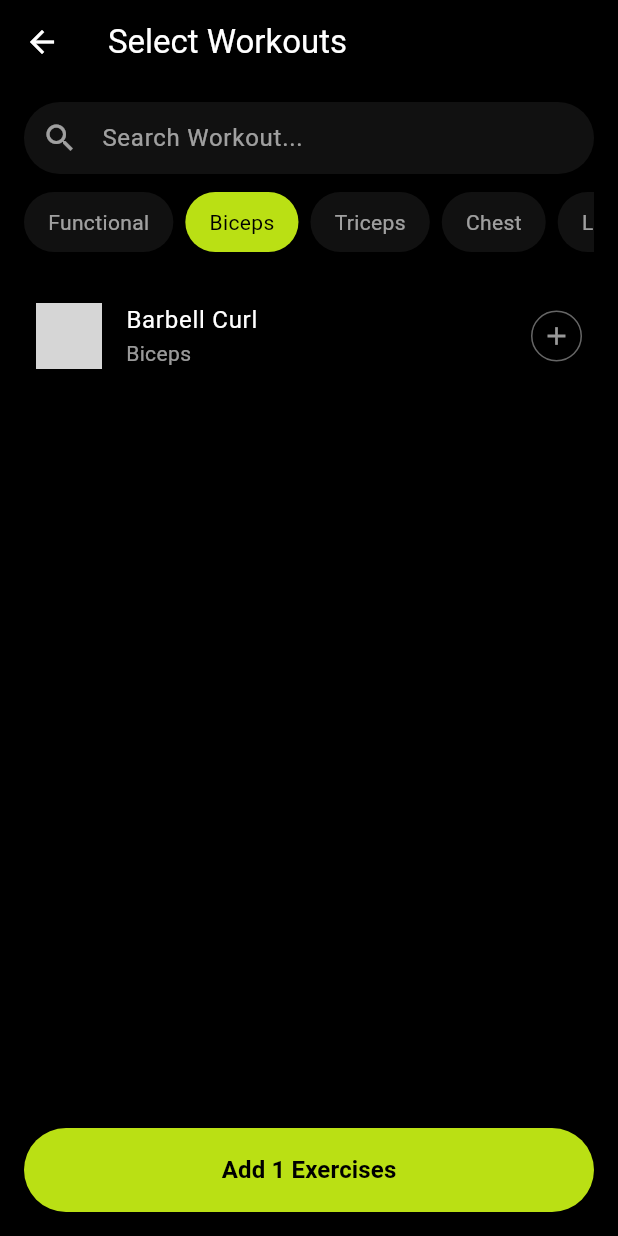
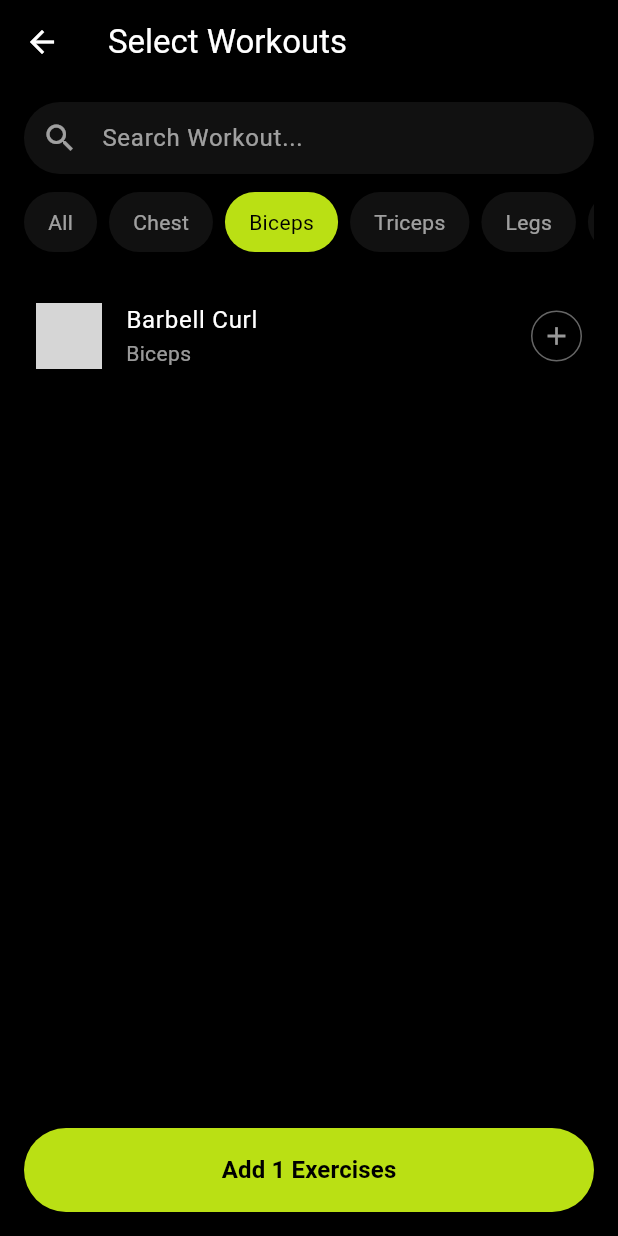
Before and after one commit to sanjaysagar12/heracle_application, a Flutter app: the SelectWorkoutsTab screen opened directly, after a tap on the "add" icon, after a tap on "Chest", after a tap on "Biceps", on a phone screen of 412 x 824 dp. Run offline on Flutter 3.47's test engine with Material 3 defaults, Android fonts, the phone set to English and light mode, and no system bars; our stand-ins replace dio, flutter_dotenv, flutter_svg, google_sign_in, jwt_decoder, shared_preferences; accounts and stored records are empty; network calls fail; grey boxes are pictures that could not be loaded.

Commit message:
feat: Add ExerciseRepository for exercise data retrieval and integrate it into SelectWorkoutsTab for dynamic workout loading

```diff
--- /dev/null
+++ b/lib/src/workout/data/exercise_repository.dart
@@ -0,0 +1,14 @@
+class ExerciseRepository {
+  Future<List<Map<String, String>>> getExercises() async {
+    await Future.delayed(const Duration(milliseconds: 250));
+    return [
+      {'id': 'w1','name': 'Bench Press (Barbell)','desc':'Chest','image':'https://images.unsplash.com/photo-1558611848-73f7eb4001d7?w=200','category':'Chest'},
+      {'id': 'w2','name': 'Incline Dumbbell Press','desc':'Chest','image':'https://images.unsplash.com/photo-1554284126-0c3d1d1cc2a0?w=200','category':'Chest'},
+      {'id': 'w3','name': 'Barbell Curl','desc':'Biceps','image':'https://images.unsplash.com/photo-1526403222633-3c9b7f3c6f6f?w=200','category':'Biceps'},
+      {'id': 'w4','name': 'Tricep Dip','desc':'Triceps','image':'https://images.unsplash.com/photo-1517976487492-5750f3195933?w=200','category':'Triceps'},
+      {'id': 'w5','name': 'Squat','desc':'Legs','image':'https://images.unsplash.com/photo-1434682881908-b43d0467b798?w=200','category':'Legs'},
+      {'id': 'w6','name': 'Push Up','desc':'Functional','image':'https://images.unsplash.com/photo-1594737625785-0a6d7b5b6c1a?w=200','category':'Functional'},
+      // add more as needed
+    ];
+  }
+}
--- a/lib/src/workout/presentation/tab/select_workouts_tab.dart
+++ b/lib/src/workout/presentation/tab/select_workouts_tab.dart
@@ -1,6 +1,7 @@
 import 'package:flutter/material.dart';
 import '../../../../core/theme/app_colors.dart';
 import 'log_workout_tab.dart';
+import '../../data/exercise_repository.dart';
 
 class SelectWorkoutsTab extends StatefulWidget {
   final String mode; // 'start' or 'create'
@@ -13,27 +14,46 @@ class SelectWorkoutsTab extends StatefulWidget {
 class _SelectWorkoutsTabState extends State<SelectWorkoutsTab> {
   final TextEditingController _searchController = TextEditingController();
   String _query = '';
-  String _selectedFilter = 'Functional';
-  final List<String> _filters = ['Functional', 'Biceps', 'Triceps', 'Chest', 'Legs', 'Other'];
-
-  final List<Map<String, String>> _items = [
-    {'id': 'w1','name': 'Bench Press (Barbell)','desc':'Chest','image':'https://images.unsplash.com/photo-1558611848-73f7eb4001d7?w=200','category':'Chest'},
-    {'id': 'w2','name': 'Incline Dumbbell Press','desc':'Chest','image':'https://images.unsplash.com/photo-1554284126-0c3d1d1cc2a0?w=200','category':'Chest'},
-    {'id': 'w3','name': 'Barbell Curl','desc':'Biceps','image':'https://images.unsplash.com/photo-1526403222633-3c9b7f3c6f6f?w=200','category':'Biceps'},
-    {'id': 'w4','name': 'Tricep Dip','desc':'Triceps','image':'https://images.unsplash.com/photo-1517976487492-5750f3195933?w=200','category':'Triceps'},
-    {'id': 'w5','name': 'Squat','desc':'Legs','image':'https://images.unsplash.com/photo-1434682881908-b43d0467b798?w=200','category':'Legs'},
-    {'id': 'w6','name': 'Push Up','desc':'Functional','image':'https://images.unsplash.com/photo-1594737625785-0a6d7b5b6c1a?w=200','category':'Functional'},
-    // ...add more as needed...
-  ];
+  String _selectedFilter = 'All';
+  List<String> _filters = ['All'];
+  List<Map<String, String>> _items = [];
+  final ExerciseRepository _exerciseRepository = ExerciseRepository();
 
   final Set<String> _selectedIds = {};
 
   List<Map<String, String>> get _filteredItems {
-    var list = _items.where((it) => it['category'] == _selectedFilter).toList();
+    var list = _items;
+    if (_selectedFilter != 'All') {
+      list = list.where((it) => it['category'] == _selectedFilter).toList();
+    }
     if (_query.isNotEmpty) {
       list = list.where((it) => it['name']!.toLowerCase().contains(_query.toLowerCase())).toList();
     }
     return list;
+  }
+
+  @override
+  void initState() {
+    super.initState();
+    _loadExercises();
+  }
+
+  Future<void> _loadExercises() async {
+    try {
+      final data = await _exerciseRepository.getExercises();
+      final cats = <String>{};
+      for (var it in data) {
+        final cat = it['category'] ?? 'Other';
+        cats.add(cat);
+      }
+      setState(() {
+        _items = data;
+        _filters = ['All', ...cats.toList()];
+        // keep selected filter 'All' by default
+      });
+    } catch (_) {
+      // keep defaults on error
+    }
   }
 
   @override
```
